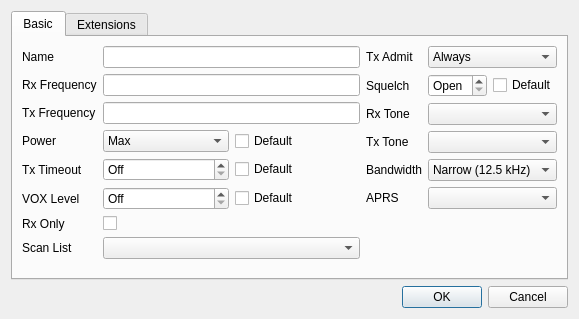
The window that src/analogchanneldialog.ui (hmatuschek/qdmr) describes before a commit, drawn with Qt 5.
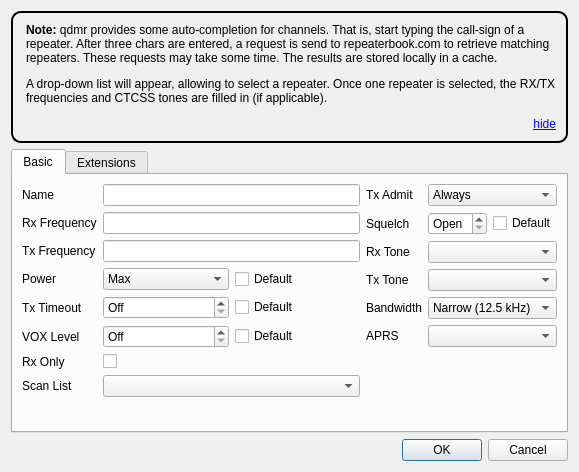
The same window after the commit. Custom widgets are drawn as their Qt base class.

Commit message: Added notes about auto-completion to channel dialogs. Fixes #258.

```diff
--- a/src/analogchanneldialog.ui
+++ b/src/analogchanneldialog.ui
@@ -7,13 +7,29 @@
     <x>0</x>
     <y>0</y>
     <width>579</width>
-    <height>319</height>
+    <height>472</height>
    </rect>
   </property>
   <property name="windowTitle">
    <string>Edit Analog Channel</string>
   </property>
   <layout class="QVBoxLayout" name="verticalLayout">
+   <item>
+    <widget class="QLabel" name="hintLabel">
+     <property name="styleSheet">
+      <string notr="true">padding:10px;border: 2px solid black; border-radius: 10px;</string>
+     </property>
+     <property name="text">
+      <string>&lt;html&gt;&lt;head/&gt;&lt;body&gt;&lt;p&gt;&lt;span style=&quot; font-weight:600;&quot;&gt;Note:&lt;/span&gt; qdmr provides some auto-completion for channels. That is, start typing the call-sign of a repeater. After three chars are entered, a request is send to repeaterbook.com to retrieve matching repeaters. These requests may take some time. The results are stored locally in a cache.&lt;/p&gt;&lt;p&gt;A drop-down list will appear, allowing to select a repeater. Once one repeater is selected, the RX/TX frequencies and CTCSS tones are filled in (if applicable).&lt;/p&gt;&lt;p align=&quot;right&quot;&gt;&lt;a href=&quot;#hide&quot;&gt;&lt;span style=&quot; text-decoration: underline; color:#0000ff;&quot;&gt;hide&lt;/span&gt;&lt;/a&gt;&lt;/p&gt;&lt;/body&gt;&lt;/html&gt;</string>
+     </property>
+     <property name="textFormat">
+      <enum>Qt::RichText</enum>
+     </property>
+     <property name="wordWrap">
+      <bool>true</bool>
+     </property>
+    </widget>
+   </item>
    <item>
     <widget class="QTabWidget" name="tabWidget">
      <property name="currentIndex">
```
The commit also changes 8 other files.
